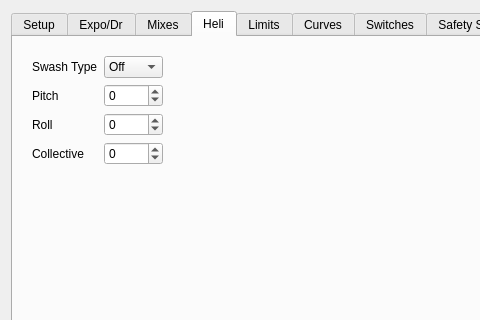
First picture: the form in src/modeledit.ui, repository xhorizont/eepe, before the edit; both pictures show x 0 to 480 and y 0 to 320 of the 726 by 744 pixel window.
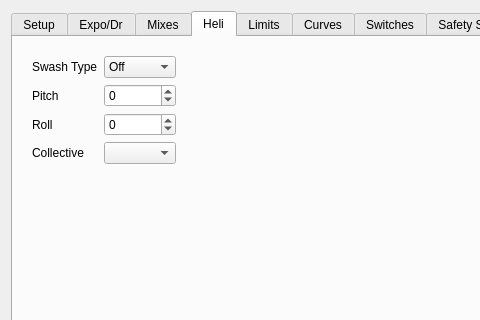
Second picture: the form after the edit. Icons and pictures are not drawn.

```diff
--- a/src/modeledit.ui
+++ b/src/modeledit.ui
@@ -1720,19 +1720,6 @@
            </property>
           </widget>
          </item>
-         <item row="3" column="1">
-          <widget class="QSpinBox" name="swashCollective">
-           <property name="accelerated">
-            <bool>true</bool>
-           </property>
-           <property name="minimum">
-            <number>-100</number>
-           </property>
-           <property name="maximum">
-            <number>100</number>
-           </property>
-          </widget>
-         </item>
          <item row="0" column="0">
           <widget class="QLabel" name="label_103">
            <property name="text">
@@ -1769,6 +1756,9 @@
            </item>
           </widget>
          </item>
+         <item row="3" column="1">
+          <widget class="QComboBox" name="swashCollectiveCB"/>
+         </item>
         </layout>
        </item>
        <item row="1" column="0">
```
